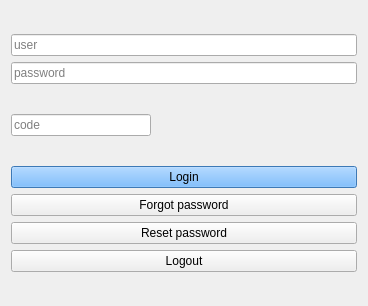
This is ola/client/auth/home_form.ui in myapps-directory/myapps-client as Qt 5 draws it before an edit. The edited form follows.
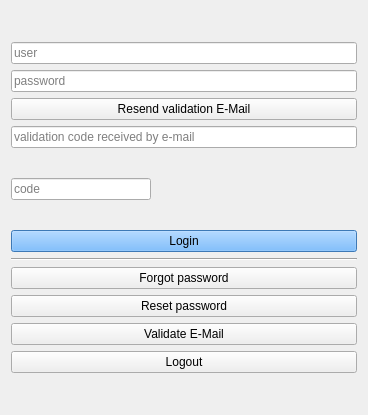
This is the edited form.

What changed in the file:
```diff
--- a/ola/client/auth/home_form.ui
+++ b/ola/client/auth/home_form.ui
@@ -13,7 +13,7 @@
     <x>0</x>
     <y>0</y>
     <width>368</width>
-    <height>306</height>
+    <height>415</height>
    </rect>
   </property>
   <property name="sizePolicy">
@@ -77,6 +77,20 @@
      </property>
     </widget>
    </item>
+   <item>
+    <widget class="QPushButton" name="validateEmailResendButton">
+     <property name="text">
+      <string>Resend validation E-Mail</string>
+     </property>
+    </widget>
+   </item>
+   <item>
+    <widget class="QLineEdit" name="validateEmailEdit">
+     <property name="placeholderText">
+      <string>validation code received by e-mail</string>
+     </property>
+    </widget>
+   </item>
    <item>
     <layout class="QHBoxLayout" name="horizontalLayout">
      <item>
@@ -574,6 +588,13 @@
      </property>
     </widget>
    </item>
+   <item>
+    <widget class="Line" name="line">
+     <property name="orientation">
+      <enum>Qt::Horizontal</enum>
+     </property>
+    </widget>
+   </item>
    <item>
     <widget class="QPushButton" name="forgotButton">
      <property name="text">
@@ -588,6 +609,13 @@
      </property>
     </widget>
    </item>
+   <item>
+    <widget class="QPushButton" name="validateEmailButton">
+     <property name="text">
+      <string>Validate E-Mail</string>
+     </property>
+    </widget>
+   </item>
    <item>
     <widget class="QPushButton" name="logoutButton">
      <property name="enabled">
```
